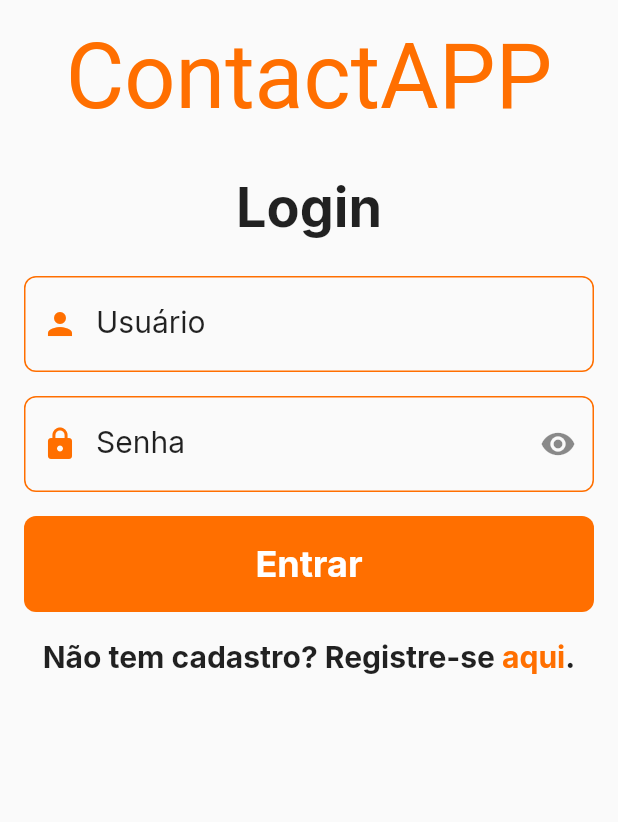
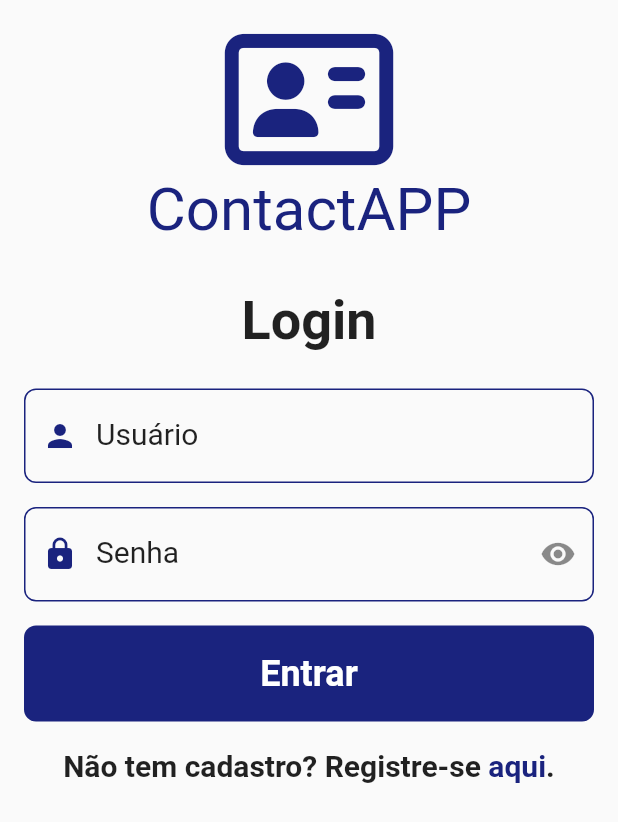
Before and after one commit to thdev-matheus/mobile-contactapp-flutter, a Flutter app: the screen it shows after launch, on a phone screen of 412 x 824 dp. Shown: the top 822 px of the screen. Run offline on Flutter 3.47's test engine with Material 2 defaults, Android fonts, the phone set to English and light mode, and no system bars; our stand-ins replace dio, flutter_dotenv, font_awesome_flutter, gallery_saver, image_cropper, image_picker; Roboto replaces fonts that are missing (Macondo).

```diff
--- a/lib/blocks/src/dash_drawer.dart
+++ b/lib/blocks/src/dash_drawer.dart
@@ -1,5 +1,4 @@
 import 'package:flutter/material.dart';
-import 'package:google_fonts/google_fonts.dart';
 
 import 'package:contact_app/styles/global_styles.dart';
 import 'package:contact_app/components/components.dart';
@@ -26,12 +25,9 @@ class _DashDrawerState extends State<DashDrawer> {
             ),
             currentAccountPicture: CircleAvatar(
               backgroundColor: secondary,
-              child: Text(
+              child: const Text(
                 // UserModel.username![0],
                 'T',
-                style: GoogleFonts.comme(
-                  fontSize: 35,
-                ),
               ),
             ),
             accountName: Text(
--- a/lib/blocks/src/login_form.dart
+++ b/lib/blocks/src/login_form.dart
@@ -1,5 +1,4 @@
 import 'package:contact_app/components/components.dart';
-import 'package:contact_app/utils/utils.dart';
 import 'package:flutter/material.dart';
 
 class LoginForm extends StatefulWidget {
--- a/lib/components/src/logo.dart
+++ b/lib/components/src/logo.dart
@@ -1,18 +1,27 @@
 import 'package:contact_app/styles/global_styles.dart';
 import 'package:flutter/material.dart';
-import 'package:google_fonts/google_fonts.dart';
+import 'package:font_awesome_flutter/font_awesome_flutter.dart';
 
 class Logo extends StatelessWidget {
   const Logo({super.key});
 
   @override
   Widget build(BuildContext context) {
-    return Text(
-      'ContactAPP',
-      style: GoogleFonts.macondo(
-        fontSize: 60,
-        color: primary,
-      ),
+    return Column(
+      children: [
+        FaIcon(
+          FontAwesomeIcons.addressCard,
+          size: 100,
+          color: primary,
+        ),
+        Text(
+          'ContactAPP',
+          style: TextStyle(
+            fontSize: 40,
+            color: primary,
+          ),
+        ),
+      ],
     );
   }
 }
--- a/lib/styles/global_styles.dart
+++ b/lib/styles/global_styles.dart
@@ -1,9 +1,8 @@
 import 'package:flutter/material.dart';
-import 'package:google_fonts/google_fonts.dart';
 
-Color primary = Colors.amber[900]!;
-Color secondary = Colors.purple[900]!;
-Color tertiary = Colors.green[900]!;
+Color primary = Colors.indigo[900]!;
+Color secondary = Colors.green[900]!;
+Color tertiary = Colors.yellow[800]!;
 const Color black = Colors.black87;
 const Color white = Colors.white;
 const Color error = Colors.red;
@@ -13,7 +12,7 @@ TextStyle primaryTextStyle({
   double size = 20,
   FontWeight weight = FontWeight.normal,
 }) =>
-    GoogleFonts.inter(
+    TextStyle(
       color: color,
       fontSize: size,
       fontWeight: weight,
@@ -24,7 +23,7 @@ TextStyle errorTextStyle({
   double size = 20,
   FontWeight weight = FontWeight.normal,
 }) =>
-    GoogleFonts.inter(
+    TextStyle(
       color: color,
       fontSize: size,
       fontWeight: weight,
--- a/lib/utils/utils.dart
+++ b/lib/utils/utils.dart
@@ -1,2 +1,3 @@
 export 'src/navigator.dart' show navigator;
 export 'src/validator.dart' show Validator;
+export './src/image.dart' show pickImage;
--- a/pubspec.yaml
+++ b/pubspec.yaml
@@ -28,10 +28,12 @@ environment:
 # the latest version available on pub.dev. To see which dependencies have newer
 # versions available, run `flutter pub outdated`.
 dependencies:
-  google_fonts: ^6.1.0
   flutter_dotenv: ^5.1.0
   dio: ^5.3.3
   mask_text_input_formatter: ^2.5.0
+  font_awesome_flutter: ^10.5.0
+  image_picker: ^1.0.4
+  gallery_saver: ^2.3.2
   flutter:
     sdk: flutter
 
@@ -39,6 +41,7 @@ dependencies:
   # The following adds the Cupertino Icons font to your application.
   # Use with the CupertinoIcons class for iOS style icons.
   cupertino_icons: ^1.0.2
+  image_cropper: ^4.0.1
 
 dev_dependencies:
   flutter_test:
```
Also changed, not shown: lib/blocks/src/register_form.dart (+65 -0 lines), lib/utils/src/image.dart (added, +47 -0 lines), lib/models/models.dart (added), lib/models/src/user_model.dart (added), pubspec.lock, 3 other files.
